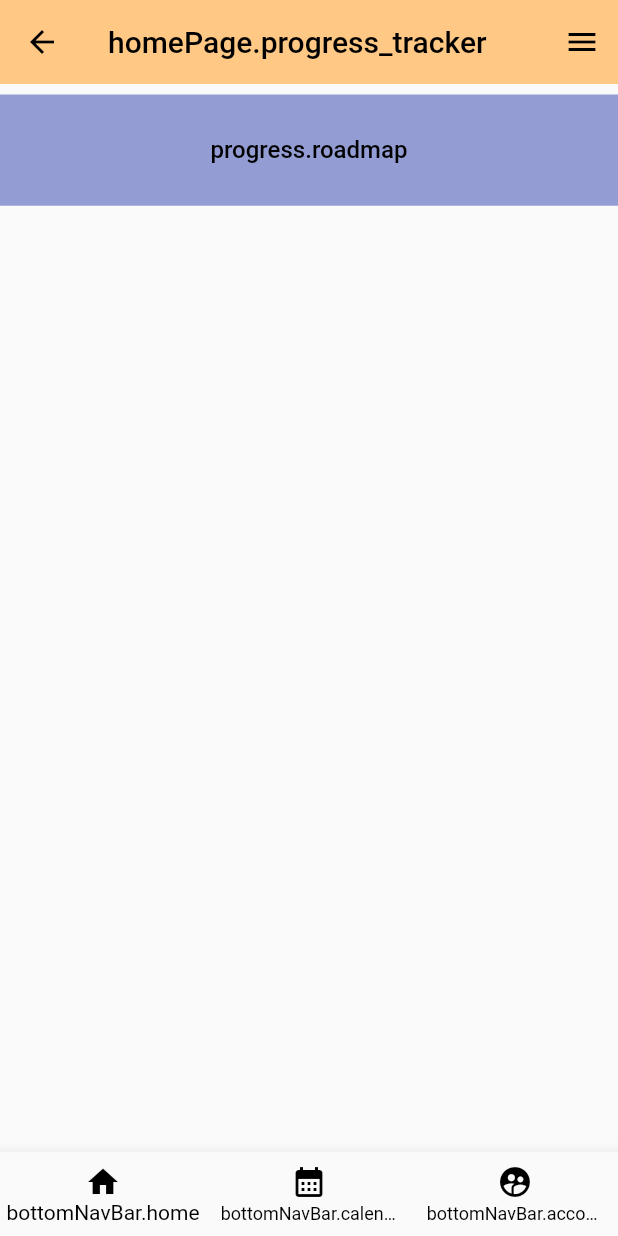
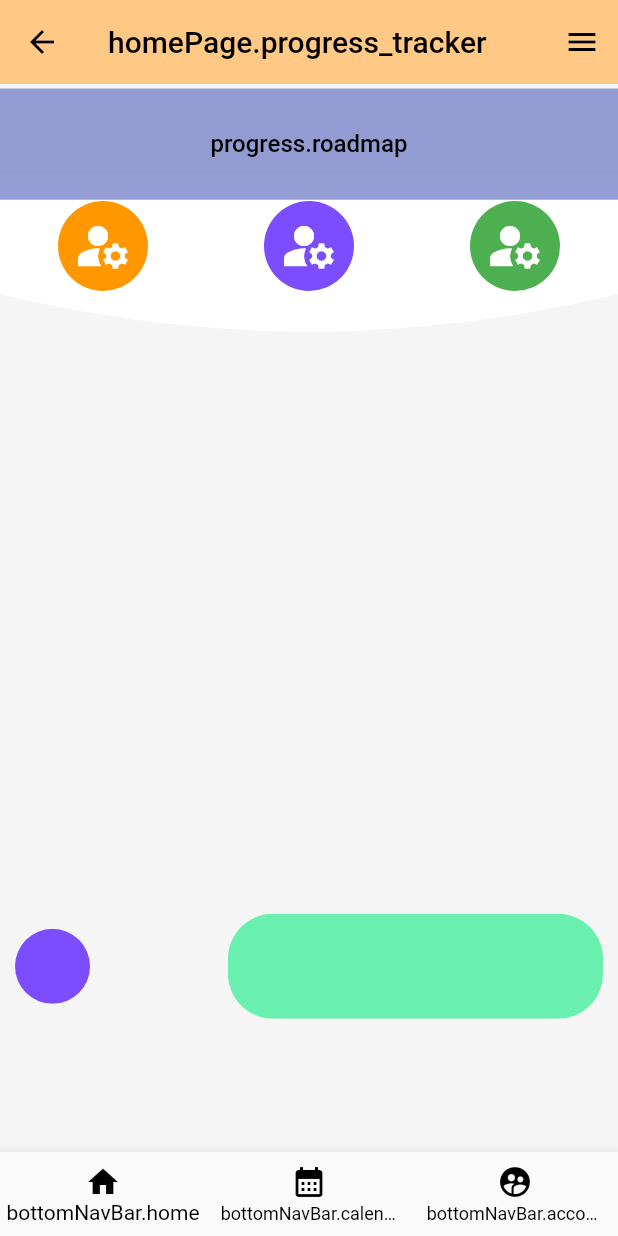
Before and after one commit to RaselHossen0/perusano-app-v2.v3-main, a Flutter app: the TrackProgress screen opened directly, on a phone screen of 412 x 824 dp. Run offline on Flutter 3.47's test engine with Material 2 defaults, Android fonts, the phone set to English and light mode, and no system bars; our stand-ins replace auto_size_text, clock, connectivity_plus, csv, dio, flutter_local_notifications and 10 more; accounts and stored records are empty.

Commit message:
progress milestone

```diff
--- a/lib/pages/progress/track_progress.dart
+++ b/lib/pages/progress/track_progress.dart
@@ -1,7 +1,6 @@
 import 'dart:async';
 import 'dart:convert';
 import 'dart:developer';
-
 
 import 'package:flutter/material.dart';
 import 'package:perusano/pages/recipes/inside_recipes_page.dart';
@@ -160,11 +159,84 @@ class _RecipesPage extends State<TrackProgress> {
       endDrawer: LateralMenu(),
       body: SizedBox(
         height: MediaQuery.of(context).size.height,
-        child: Column(
+        child: Stack(
           children: [
+            Container(
+              height: MediaQuery.of(context).size.height,
+              color: Colors.grey[100],
+            ),
+            //3 buttons
+            Positioned(
+              top: 60,
+              width: MediaQuery.of(context).size.width,
+              child: ClipPath(
+                clipper: BottomClipper(),
+                child: Container(
+                  height: 130,
+                  color: Colors.white,
+                  child: Padding(
+                    padding: const EdgeInsets.only(top: 18.0),
+                    child: Row(
+                      crossAxisAlignment: CrossAxisAlignment.start,
+                      mainAxisAlignment: MainAxisAlignment.spaceAround,
+                      children: [
+                        ClipRRect(
+                          borderRadius: BorderRadius.circular(100),
+                          child: Container(
+                            height: 60,
+                            width: 60,
+                            color: Colors.orange,
+                            child: Center(
+                              child: Icon(
+                                Icons.manage_accounts,
+                                size: 40,
+                                color: Colors.white,
+                              ),
+                            ),
+                          ),
+                        ),
+                        ClipRRect(
+                          borderRadius: BorderRadius.circular(100),
+                          child: Container(
+                            height: 60,
+                            width: 60,
+                            color: Colors.deepPurpleAccent,
+                            child: Center(
+                              child: Icon(
+                                Icons.manage_accounts,
+                                size: 40,
+                                color: Colors.white,
+                              ),
+                            ),
+                          ),
+                        ),
+                        ClipRRect(
+                          borderRadius: BorderRadius.circular(100),
+                          child: Container(
+                            height: 60,
+                            width: 60,
+                            color: Colors.green,
+                            child: Center(
+                              child: Icon(
+                                Icons.manage_accounts,
+                                size: 40,
+                                color: Colors.white,
+                              ),
+                            ),
+                          ),
+                        ),
+                      ],
+                    ),
+                  ),
+                ),
+              ),
+            ),
             //roadmap text
-            Container(
-              margin: const EdgeInsets.fromLTRB(0, 7, 0, 0),
+            Positioned(
+              top: 0,
+              // bottom: MediaQuery.of(context).size.height * 0.09,
+              child: Container(
+                margin: const EdgeInsets.fromLTRB(0, 3, 0, 0),
                 height: MediaQuery.of(context).size.height * 0.09,
                 width: MediaQuery.of(context).size.width,
                 color: Colors.indigo[300]?.withOpacity(0.8),
@@ -178,13 +250,41 @@ class _RecipesPage extends State<TrackProgress> {
                   ),
                 ),
               ),
-            Container(
-              color: Colors.white,
-              child: Row(
-                children: [],
+            ),
+            Positioned(
+                top: 170,
+                height: MediaQuery.of(context).size.height * 0.55,
+                // width: MediaQuery.of(context).size.width,
+                left: 10,
+                right: 10,
+                child: Column(
+                  mainAxisAlignment: MainAxisAlignment.end,
+                  crossAxisAlignment: CrossAxisAlignment.center,
+                  //  verticalDirection: VerticalDirection.up,
+                  children: [
+                    Row(
+                      mainAxisAlignment: MainAxisAlignment.spaceBetween,
+                      children: [
+                        ClipRRect(
+                          borderRadius: BorderRadius.circular(100),
+                          child: Container(
+                            height: 50,
+                            width: 50,
+                            color: Colors.deepPurpleAccent,
                           ),
                         ),
-
+                        ClipRRect(
+                          borderRadius: BorderRadius.circular(30),
+                          child: Container(
+                            height: 70,
+                            width: 250,
+                            color: Colors.greenAccent,
+                          ),
+                        ),
+                      ],
+                    )
+                  ],
+                ))
           ],
         ),
       ),
@@ -192,3 +292,38 @@ class _RecipesPage extends State<TrackProgress> {
     );
   }
 }
+
+class AdditionalClipper extends CustomClipper<Path> {
+  @override
+  Path getClip(Size size) {
+    final path = Path();
+    path.moveTo(0, 0); // Start from the top-left
+    path.lineTo(0, size.height);
+    path.lineTo(size.width, size.height);
+    path.lineTo(size.width, 0);
+    path.close(); // Close the path
+    return path;
+  }
+
+  @override
+  bool shouldReclip(CustomClipper<Path> oldClipper) {
+    return false;
+  }
+}
+
+class BottomClipper extends CustomClipper<Path> {
+  @override
+  Path getClip(Size size) {
+    final path = Path();
+    path.lineTo(0, size.height - 50); // Start from the top-left
+    path.quadraticBezierTo(size.width / 2, size.height, size.width,
+        size.height - 50); // Create a quadratic Bezier curve for the bottom
+    path.lineTo(size.width, 0); // Close the path
+    return path;
+  }
+
+  @override
+  bool shouldReclip(CustomClipper<Path> oldClipper) {
+    return false;
+  }
+}
```
Lines whose indentation alone changed are shown as unchanged.
